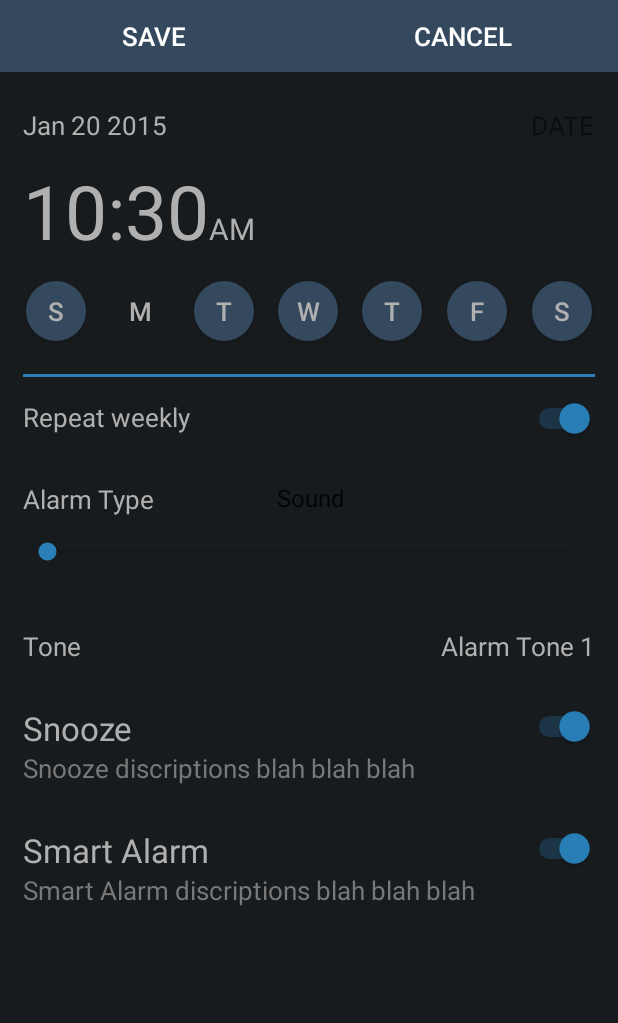
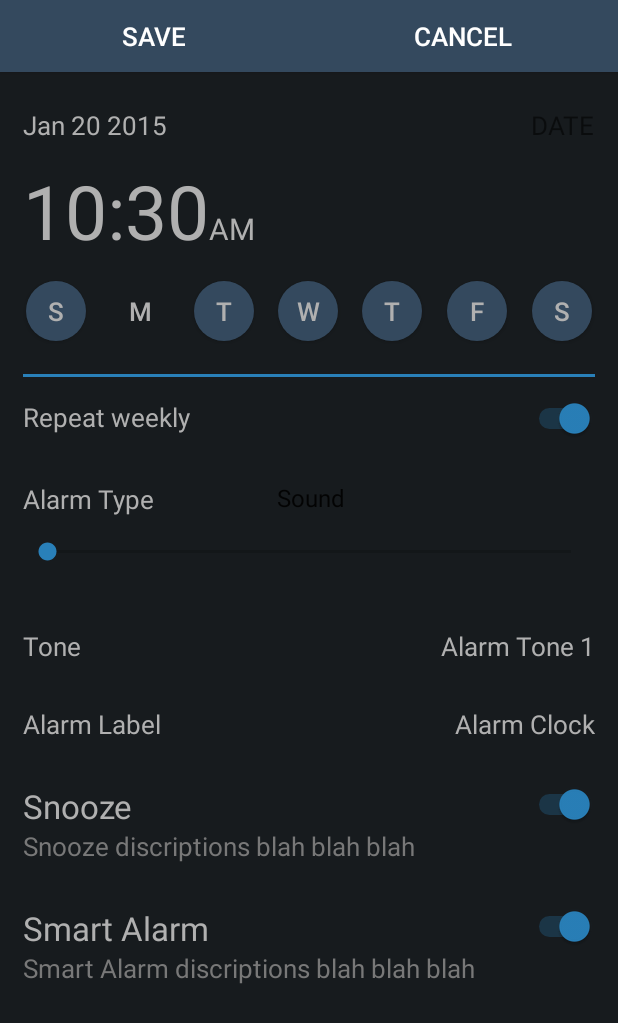
Before and after one commit to ajanthanh/AlarmBot, an Android app: the AlarmDetailActivity screen opened directly, with no data from a screen before it, on a phone screen of 412 x 824 dp. Shown: the top 1023 px of the screen. Run offline under Robolectric (Android 15) with nearby library versions, the phone set to English and light mode, and no system bars; libraries missing offline, so code that uses them is left out: com.codetroopers.betterpickers; 4 statements that could not run were skipped.

Commit message:
implemented setting and displaying alarm name

```diff
--- a/app/src/main/java/com/ajanthan/alarmbot/Activity/AlarmAlertActivity.java
+++ b/app/src/main/java/com/ajanthan/alarmbot/Activity/AlarmAlertActivity.java
@@ -34,6 +34,7 @@ public class AlarmAlertActivity extends Activity {
 
     private Boolean alarmActive;
 
+    private TextView tvAlarmName;
     private TextView tvTime;
     private TextView tvAmPm;
     private Button bSnooze;
@@ -51,6 +52,7 @@ public class AlarmAlertActivity extends Activity {
 
         setContentView(R.layout.alarm_alert);
 
+        tvAlarmName = (TextView) findViewById(R.id.name);
         tvTime = (TextView) findViewById(R.id.time);
         tvAmPm = (TextView) findViewById(R.id.amPm);
         bSnooze = (Button) findViewById(R.id.snooze);
@@ -70,6 +72,8 @@ public class AlarmAlertActivity extends Activity {
         if (mAlarm == null) {
             mAlarm = new RealmAlarm();
         }
+
+        tvAlarmName.setText(mAlarm.getAlarmName());
         startAlarm();
 
     }
--- a/app/src/main/java/com/ajanthan/alarmbot/Activity/AlarmDetailActivity.java
+++ b/app/src/main/java/com/ajanthan/alarmbot/Activity/AlarmDetailActivity.java
@@ -1,5 +1,7 @@
 package com.ajanthan.alarmbot.Activity;
 
+import android.app.AlertDialog;
+import android.content.DialogInterface;
 import android.content.Intent;
 import android.content.SharedPreferences;
 import android.media.Ringtone;
@@ -7,11 +9,14 @@ import android.media.RingtoneManager;
 import android.net.Uri;
 import android.os.Bundle;
 import android.support.v4.app.FragmentActivity;
+import android.text.InputType;
 import android.text.format.DateFormat;
 import android.view.View;
 import android.widget.AdapterView;
 import android.widget.Button;
+import android.widget.EditText;
 import android.widget.LinearLayout;
+import android.widget.RelativeLayout;
 import android.widget.SeekBar;
 import android.widget.Spinner;
 import android.widget.Switch;
@@ -50,9 +55,10 @@ public class AlarmDetailActivity extends FragmentActivity implements RadialTimeP
     private Button bSave;
     private Button bCancel;
 
-    private LinearLayout lRepeatWeeklyFragment;
-    private LinearLayout lAlarmTypeFragment;
-    private LinearLayout lvolumeFragment;
+    private LinearLayout lRepeatWeeklyContainer;
+    private LinearLayout lAlarmTypeContainer;
+    private LinearLayout lVolumeContainer;
+    private RelativeLayout rAlarmNameContainer;
 
     private TextView tvTime;
     private TextView tvAmPm;
@@ -61,6 +67,7 @@ public class AlarmDetailActivity extends FragmentActivity implements RadialTimeP
     private Spinner sAlarmType;
     private TextView tvTone;
     private SeekBar sVolume;
+    private TextView tvAlarmName;
     private Switch sSnooze;
     private Switch sSmartAlarm;
     private ArrayList<ToggleButton> bActiveDays;
@@ -73,9 +80,10 @@ public class AlarmDetailActivity extends FragmentActivity implements RadialTimeP
         bSave = (Button) findViewById(R.id.save);
         bCancel = (Button) findViewById(R.id.cancel);
 
-        lRepeatWeeklyFragment = (LinearLayout) findViewById(R.id.repeatWeeklyFragment);
-        lAlarmTypeFragment = (LinearLayout) findViewById(R.id.alarmTypeFragment);
-        lvolumeFragment = (LinearLayout) findViewById(R.id.volumeFragment);
+        lRepeatWeeklyContainer = (LinearLayout) findViewById(R.id.repeatWeeklyContainer);
+        lAlarmTypeContainer = (LinearLayout) findViewById(R.id.alarmTypeContainer);
+        lVolumeContainer = (LinearLayout) findViewById(R.id.volumeContainer);
+        rAlarmNameContainer = (RelativeLayout) findViewById(R.id.alarmNameContainer);
 
         tvTime = (TextView) findViewById(R.id.time);
         tvAmPm = (TextView) findViewById(R.id.amPm);
@@ -84,6 +92,7 @@ public class AlarmDetailActivity extends FragmentActivity implements RadialTimeP
         sAlarmType = (Spinner) findViewById(R.id.alarmType);
         tvTone = (TextView) findViewById(R.id.alarmTone);
         sVolume = (SeekBar) findViewById(R.id.volume);
+        tvAlarmName = (TextView) findViewById(R.id.alarmName);
         sSnooze = (Switch) findViewById(R.id.snooze);
         sSmartAlarm = (Switch) findViewById(R.id.smartAlarm);
 
@@ -111,7 +120,41 @@ public class AlarmDetailActivity extends FragmentActivity implements RadialTimeP
         setCustomToolBarListeners();
         setTimeOnClickListener();
         setFeildOnClickListener();
+        setAlarmNameOnClickListener();
 
+    }
+
+    private void setAlarmNameOnClickListener() {
+        rAlarmNameContainer.setOnClickListener(new View.OnClickListener() {
+            @Override
+            public void onClick(View v) {
+                AlertDialog.Builder builder = new AlertDialog.Builder(AlarmDetailActivity.this);
+                builder.setTitle("Title");
+
+                // Set up the input
+                final EditText input = new EditText(AlarmDetailActivity.this);
+                // Specify the type of input expected; this, for example, sets the input as a password, and will mask the text
+                input.setText(getAlarmName());
+                input.setInputType(InputType.TYPE_CLASS_TEXT);
+                builder.setView(input);
+
+                // Set up the buttons
+                builder.setPositiveButton("OK", new DialogInterface.OnClickListener() {
+                    @Override
+                    public void onClick(DialogInterface dialog, int which) {
+                        tvAlarmName.setText(input.getText().toString());
+                    }
+                });
+                builder.setNegativeButton("Cancel", new DialogInterface.OnClickListener() {
+                    @Override
+                    public void onClick(DialogInterface dialog, int which) {
+                        dialog.cancel();
+                    }
+                });
+
+                builder.show();
+            }
+        });
     }
 
     private void setTimeOnClickListener() {
@@ -135,6 +178,7 @@ public class AlarmDetailActivity extends FragmentActivity implements RadialTimeP
         sAlarmType.setSelection(mAlarm.getAlarmType());
         tvTone.setText(mAlarm.getToneName());
         sVolume.setProgress(mAlarm.getVolume());
+        tvAlarmName.setText(mAlarm.getAlarmName());
         sSnooze.setChecked(mAlarm.getSnooze());
         sSmartAlarm.setChecked(mAlarm.getSmartAlarm());
 
@@ -150,6 +194,7 @@ public class AlarmDetailActivity extends FragmentActivity implements RadialTimeP
     private void setDefaultActivityFeilds() {
         sRepeatWeekly.setChecked(true);
         sSmartAlarm.setChecked(true);
+        tvAlarmName.setText("Alarm Clock");
         sSnooze.setChecked(true);
         bActiveDays.get(Calendar.getInstance().get(Calendar.DAY_OF_WEEK) - 1).setChecked(true);
         tvTime.setText(AlarmHelper.getFormatedTime(Calendar.getInstance().get(Calendar.HOUR), Calendar.getInstance().get(Calendar.MINUTE)));
@@ -164,7 +209,7 @@ public class AlarmDetailActivity extends FragmentActivity implements RadialTimeP
     @Override
     protected void onStart() {
         SharedPreferences prefs = getSharedPreferences(PREFS_NAME, MODE_PRIVATE);
-        String restoredText = prefs.getString(PREF_ALARM_TONE_URI_KEY , "");
+        String restoredText = prefs.getString(PREF_ALARM_TOME_NAME_KEY, "");
         if (!restoredText.isEmpty()) {
             tvTone.setText(restoredText);
         }
@@ -172,14 +217,14 @@ public class AlarmDetailActivity extends FragmentActivity implements RadialTimeP
     }
 
     private void setFeildOnClickListener() {
-        lRepeatWeeklyFragment.setOnClickListener(new View.OnClickListener() {
+        lRepeatWeeklyContainer.setOnClickListener(new View.OnClickListener() {
             @Override
             public void onClick(View v) {
                 sRepeatWeekly.performClick();
             }
         });
 
-        lAlarmTypeFragment.setOnClickListener(new View.OnClickListener() {
+        lAlarmTypeContainer.setOnClickListener(new View.OnClickListener() {
             @Override
             public void onClick(View v) {
                 sAlarmType.performClick();
@@ -190,9 +235,9 @@ public class AlarmDetailActivity extends FragmentActivity implements RadialTimeP
             @Override
             public void onItemSelected(AdapterView<?> parentView, View selectedItemView, int position, long id) {
                 if (sAlarmType.getSelectedItemPosition() == 1) {
-                    lvolumeFragment.setVisibility(View.GONE);
+                    lVolumeContainer.setVisibility(View.GONE);
                 } else {
-                    lvolumeFragment.setVisibility(View.VISIBLE);
+                    lVolumeContainer.setVisibility(View.VISIBLE);
                 }
             }
 
@@ -222,7 +267,7 @@ public class AlarmDetailActivity extends FragmentActivity implements RadialTimeP
                 RealmAlarm alarm;
                 if (getIntent().getStringExtra("cmd").equals("new")) {
                     alarm = new RealmAlarm(getHour(), getMinute(), getAmPm(), getActiveDaysAsString(getActiveDays()), getRepeatWeekly(), getAlarmType(),
-                            getVolume(), getToneName(), getToneUri(), getSnooze(), getSmartAlarm(), true);
+                            getVolume(), getToneName(), getToneUri(), getAlarmName(), getSnooze(), getSmartAlarm(), true);
                     mRealm.copyToRealm(alarm);
                     mAlarm = alarm;
                 } else {
@@ -375,4 +420,7 @@ public class AlarmDetailActivity extends FragmentActivity implements RadialTimeP
         tvAmPm.setText((hourOfDay < 12) ? "AM" : "PM");
     }
 
+    public String getAlarmName() {
+        return tvAlarmName.getText().toString();
+    }
 }
--- a/app/src/main/java/com/ajanthan/alarmbot/Activity/AlarmToneActivity.java
+++ b/app/src/main/java/com/ajanthan/alarmbot/Activity/AlarmToneActivity.java
@@ -34,7 +34,7 @@ public class AlarmToneActivity extends Activity {
         setContentView(R.layout.alarm_tone_list);
         rAlarmTones = (RecyclerView) findViewById(R.id.alarmTonesList);
         Intent i = getIntent();
-        adapterAlarmTone = new AlarmToneAdapter(this, fetchAlarmTone(), i.getStringExtra("alarmToneName"));
+        adapterAlarmTone = new AlarmToneAdapter(this, fetchAlarmTone(), i.getStringExtra(PREF_ALARM_TOME_NAME_KEY));
         rAlarmTones.setAdapter(adapterAlarmTone);
         rAlarmTones.setLayoutManager(new LinearLayoutManager(this));
 
--- a/app/src/main/java/com/ajanthan/alarmbot/Objects/Alarm.java
+++ b/app/src/main/java/com/ajanthan/alarmbot/Objects/Alarm.java
@@ -31,6 +31,8 @@ public interface Alarm {
 
     long getKey();
 
+    String getAlarmName();
+
     void setState(Boolean mState);
 
     void setHour(int hour);
@@ -57,5 +59,7 @@ public interface Alarm {
 
     void setKey(long key);
 
+    void setAlarmName(String alarmName);
+
 
 }
--- a/app/src/main/res/layout/alarm_detail.xml
+++ b/app/src/main/res/layout/alarm_detail.xml
@@ -202,7 +202,7 @@
                 android:orientation="vertical">
 
                 <LinearLayout
-                    android:id="@+id/repeatWeeklyFragment"
+                    android:id="@+id/repeatWeeklyContainer"
                     android:layout_width="match_parent"
                     android:layout_height="wrap_content"
                     android:orientation="horizontal"
@@ -236,7 +236,7 @@
                     android:paddingTop="@dimen/alarm_detail_settings_margin">
 
                     <LinearLayout
-                        android:id="@+id/alarmTypeFragment"
+                        android:id="@+id/alarmTypeContainer"
                         android:layout_width="match_parent"
                         android:layout_height="wrap_content">
 
@@ -260,7 +260,7 @@
                     </LinearLayout>
 
                     <LinearLayout
-                        android:id="@+id/volumeFragment"
+                        android:id="@+id/volumeContainer"
                         android:layout_width="match_parent"
                         android:layout_height="wrap_content"
                         android:paddingBottom="@dimen/alarm_detail_settings_margin"
@@ -296,6 +296,32 @@
                         android:layout_alignParentRight="true"
                         android:textColor="@color/primaryTextColorLight"
                         android:text="Alarm Tone 1"
+                        android:textSize="@dimen/alarm_detail_text_size" />
+
+                </RelativeLayout>
+
+
+                <RelativeLayout
+                    android:layout_width="match_parent"
+                    android:layout_height="wrap_content"
+                    android:id="@+id/alarmNameContainer"
+                    android:paddingBottom="@dimen/alarm_detail_settings_margin"
+                    android:paddingTop="@dimen/alarm_detail_settings_margin">
+
+                    <TextView
+                        android:layout_width="wrap_content"
+                        android:layout_height="wrap_content"
+                        android:textColor="@color/primaryTextColorLight"
+                        android:text="Alarm Label"
+                        android:textSize="@dimen/alarm_detail_text_size" />
+
+                    <TextView
+                        android:id="@+id/alarmName"
+                        android:layout_width="wrap_content"
+                        android:layout_height="wrap_content"
+                        android:layout_alignParentRight="true"
+                        android:textColor="@color/primaryTextColorLight"
+                        android:text="Alarm Clock"
                         android:textSize="@dimen/alarm_detail_text_size" />
 
                 </RelativeLayout>
```
Also changed, not shown: app/src/main/java/com/ajanthan/alarmbot/Objects/RealmAlarm.java (+14 -1 lines), app/src/main/res/layout/alarm_alert.xml (+31 -7 lines).
